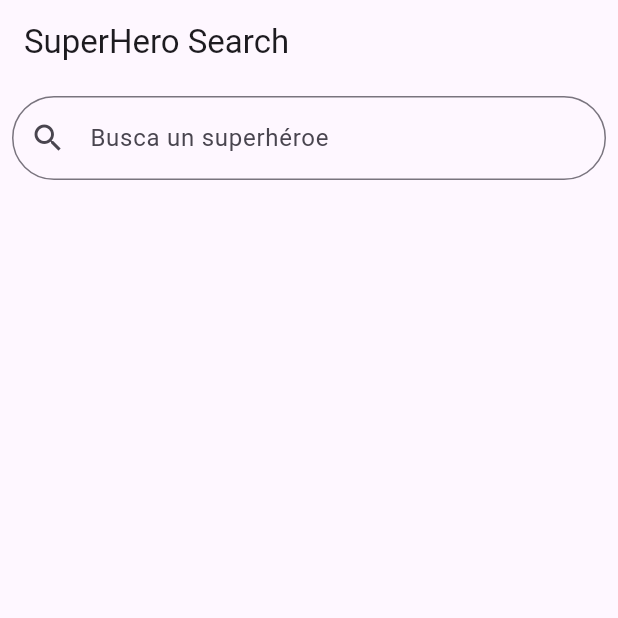
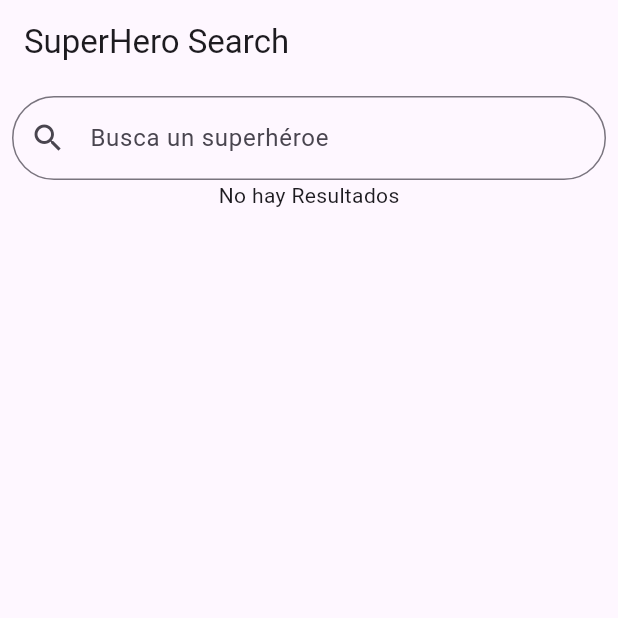
Before and after one commit to mig335uel/Flutter, a Flutter app: the screen it shows after launch, on a phone screen of 412 x 824 dp, the top half of it. Run offline on Flutter 3.47's test engine with Material 3 defaults, Android fonts, the light colour scheme and no system bars; our stand-ins replace firebase_core; accounts and stored records are empty.

Commit message:
complete part of search of application

```diff
--- /dev/null
+++ b/superhero_app/lib/Data/Model/superhero_details_response.dart
@@ -0,0 +1,11 @@
+class SuperheroDetailsResponse {
+  final String id;
+  final String name;
+  final String url;
+
+  SuperheroDetailsResponse({required this.id, required this.name, required this.url});
+
+  factory SuperheroDetailsResponse.fromJson(Map<String, dynamic> json){
+    return SuperheroDetailsResponse(id: json["id"], name: json["name"], url: json["image"]["url"]);
+  }
+}
--- a/superhero_app/lib/Data/Model/superhero_response.dart
+++ b/superhero_app/lib/Data/Model/superhero_response.dart
@@ -1,12 +1,18 @@
+import 'package:superhero_app/Data/Model/superhero_details_response.dart';
+
 class SuperheroResponse{
 
   final String response;
+  final List<SuperheroDetailsResponse> result;
+
+  SuperheroResponse({required this.response, required this.result});
+
+  factory SuperheroResponse.fromJson(Map<String, dynamic> json){
+    var list = json["results"] as List;
+    List<SuperheroDetailsResponse> listaHeroe = list.map((hero)=>SuperheroDetailsResponse.fromJson(hero)).toList();
 
 
-  SuperheroResponse({required this.response});
-
-  factory SuperheroResponse.fromJson(Map<String, dynamic> json){
-    return SuperheroResponse(response: json["response"]);
+    return SuperheroResponse(response: json["response"], result: listaHeroe);
   }
 
 }
--- a/superhero_app/lib/View/super_hero_search.dart
+++ b/superhero_app/lib/View/super_hero_search.dart
@@ -1,5 +1,7 @@
 import 'package:flutter/material.dart';
+import 'package:superhero_app/Data/Model/superhero_details_response.dart';
 import 'package:superhero_app/Data/Model/superhero_response.dart';
+import 'package:superhero_app/Data/repository.dart';
 
 class SuperHeroSearchScreen extends StatefulWidget {
   const SuperHeroSearchScreen({super.key});
@@ -9,7 +11,8 @@ class SuperHeroSearchScreen extends StatefulWidget {
 }
 
 class _SuperHeroSearchScreenState extends State<SuperHeroSearchScreen> {
-  late Future<SuperheroResponse?> _superHeroInfo;
+  Future<SuperheroResponse?>? _superHeroInfo;
+  Repository repo = Repository();
   @override
   Widget build(BuildContext context) {
     return Scaffold(
@@ -22,17 +25,75 @@ class _SuperHeroSearchScreenState extends State<SuperHeroSearchScreen> {
               decoration: InputDecoration(
                 hintText: "Busca un superhéroe",
                 prefixIcon: Icon(Icons.search),
-                border: OutlineInputBorder(borderRadius: BorderRadius.circular(48))
+                border: OutlineInputBorder(
+                  borderRadius: BorderRadius.circular(48),
+                ),
               ),
-              onChanged: (text){
-                  setState(() {
-
-                  });
+              onChanged: (text) {
+                setState(() {
+                  _superHeroInfo = repo.fetchSuperHeroInfo(text);
+                });
               },
             ),
+            bodyBuild(),
           ],
         ),
       ),
     );
   }
+
+  FutureBuilder bodyBuild() {
+    return FutureBuilder(
+      future: _superHeroInfo,
+      builder: (context, snapshot) {
+        if (snapshot.connectionState == ConnectionState.waiting) {
+          return CircularProgressIndicator();
+        } else if (snapshot.hasError) {
+          return Text("${snapshot.error}");
+        } else if (snapshot.hasData) {
+          var listaHeroe = snapshot.data?.result;
+          return Expanded(
+            child: ListView.builder(
+              itemCount: listaHeroe?.length ?? 0,
+              itemBuilder: (context, index) {
+                if (listaHeroe != null) {
+                  return itemHero(listaHeroe[index]);
+                } else
+                  return null;
+              },
+            ),
+          );
+        } else {
+          return Text("No hay Resultados");
+        }
+      },
+    );
+  }
+
+  Padding itemHero(SuperheroDetailsResponse item) => Padding(
+    padding: const EdgeInsets.all(8.0),
+    child: Container(
+      decoration: BoxDecoration(
+        border: Border.all(color: Colors.black12),
+        borderRadius: BorderRadius.circular(16),
+        color: Colors.red,
+
+      ),
+      child: Column(
+        children: [
+          ClipRRect(
+            borderRadius: BorderRadius.circular(16),
+            child: Image.network(
+              item.url,
+              width: double.infinity,
+              height: 250,
+              fit: BoxFit.cover,
+              alignment: Alignment(0, -0.6),
+            ),
+          ),
+          Text(item.name, style: TextStyle(fontSize: 20, color: Colors.white)),
+        ],
+      ),
+    ),
+  );
 }
```
